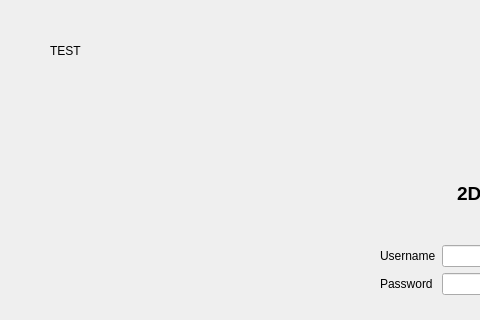
The window that CS1C_Graphics_Modeler/mainwindow.ui (utsavparajuli/CS1C-Group-Project) describes before a commit, drawn with Qt 5; both pictures show x 0 to 480 and y 0 to 320 of the 1012 by 627 pixel window.
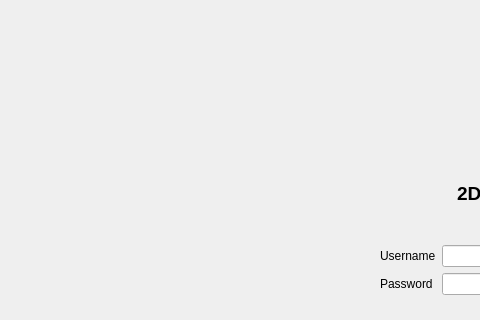
The same window after the commit.

Commit message:
Deleted myLabel
test

Patch:
```diff
--- a/CS1C_Graphics_Modeler/mainwindow.ui
+++ b/CS1C_Graphics_Modeler/mainwindow.ui
@@ -103,19 +103,6 @@
        </item>
       </layout>
      </widget>
-     <widget class="QLabel" name="label">
-      <property name="geometry">
-       <rect>
-        <x>50</x>
-        <y>30</y>
-        <width>41</width>
-        <height>41</height>
-       </rect>
-      </property>
-      <property name="text">
-       <string>TEST</string>
-      </property>
-     </widget>
     </widget>
     <widget class="QWidget" name="MainPage">
      <widget class="QLabel" name="label_2">
```
Left out of the diff: 6 changed lines with no effect on the pictures.
